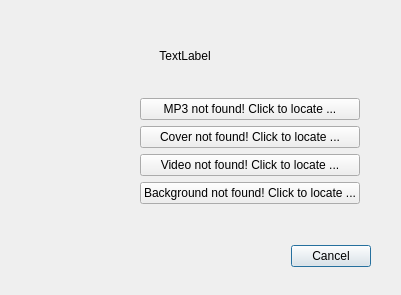
This is ui/songimportdialog.ui in mhaehnel/UltraEdit as Qt 5 draws it before an edit. The edited form follows.
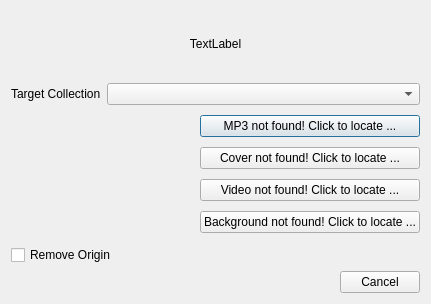
This is the edited form. Icons and pictures are not drawn.

Commit message: Added importing songs to collection, adheres to filename scheme

```diff
--- a/ui/songimportdialog.ui
+++ b/ui/songimportdialog.ui
@@ -6,38 +6,15 @@
    <rect>
     <x>0</x>
     <y>0</y>
-    <width>401</width>
-    <height>295</height>
+    <width>431</width>
+    <height>304</height>
    </rect>
   </property>
   <property name="windowTitle">
    <string>Dialog</string>
   </property>
-  <widget class="QDialogButtonBox" name="buttonBox">
-   <property name="geometry">
-    <rect>
-     <x>30</x>
-     <y>240</y>
-     <width>341</width>
-     <height>32</height>
-    </rect>
-   </property>
-   <property name="orientation">
-    <enum>Qt::Horizontal</enum>
-   </property>
-   <property name="standardButtons">
-    <set>QDialogButtonBox::Cancel</set>
-   </property>
-  </widget>
-  <widget class="QWidget" name="">
-   <property name="geometry">
-    <rect>
-     <x>10</x>
-     <y>20</y>
-     <width>350</width>
-     <height>184</height>
-    </rect>
-   </property>
+  <layout class="QVBoxLayout" name="verticalLayout_3">
+   <item>
    <layout class="QVBoxLayout" name="verticalLayout_2">
     <item>
      <widget class="QLabel" name="title">
@@ -49,10 +26,36 @@
       </property>
      </widget>
     </item>
+     <item>
+      <layout class="QHBoxLayout" name="horizontalLayout_2" stretch="0,1">
+       <item>
+        <widget class="QLabel" name="label">
+         <property name="text">
+          <string>Target Collection</string>
+         </property>
+        </widget>
+       </item>
+       <item>
+        <widget class="QComboBox" name="collection"/>
+       </item>
+      </layout>
+     </item>
     <item>
      <layout class="QHBoxLayout" name="horizontalLayout">
       <item>
        <widget class="QLabel" name="cover">
+         <property name="minimumSize">
+          <size>
+           <width>128</width>
+           <height>128</height>
+          </size>
+         </property>
+         <property name="baseSize">
+          <size>
+           <width>128</width>
+           <height>128</height>
+          </size>
+         </property>
         <property name="text">
          <string/>
         </property>
@@ -107,7 +110,25 @@
      </layout>
     </item>
    </layout>
-  </widget>
+   </item>
+   <item>
+    <widget class="QCheckBox" name="moveImport">
+     <property name="text">
+      <string>Remove Origin</string>
+     </property>
+    </widget>
+   </item>
+   <item>
+    <widget class="QDialogButtonBox" name="buttonBox">
+     <property name="orientation">
+      <enum>Qt::Horizontal</enum>
+     </property>
+     <property name="standardButtons">
+      <set>QDialogButtonBox::Cancel</set>
+     </property>
+    </widget>
+   </item>
+  </layout>
  </widget>
  <resources/>
  <connections>
```
Left out of the diff: 6 changed lines with no effect on the pictures. Lines whose indentation alone changed are shown as unchanged. The commit also changes 9 other files.
